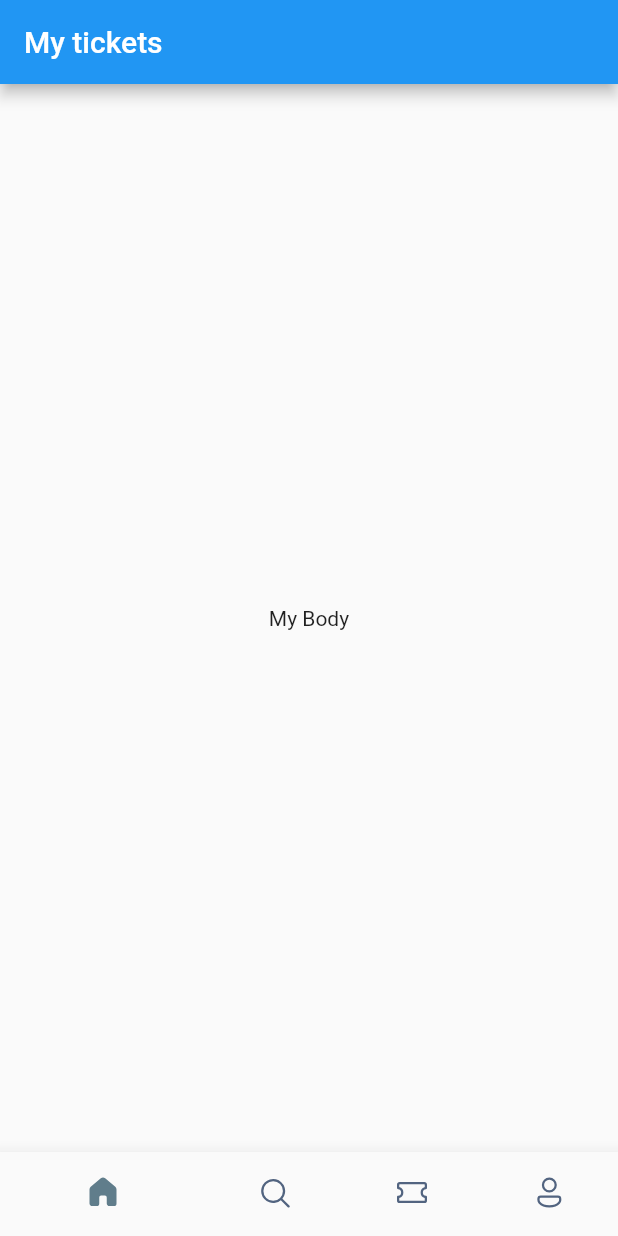
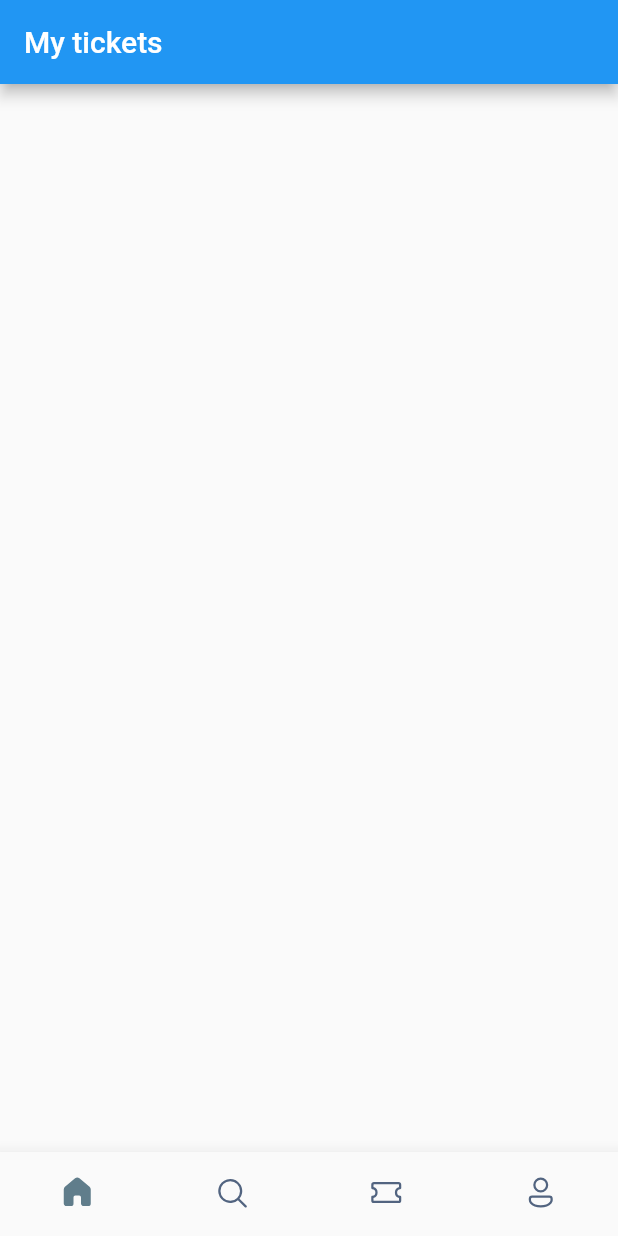
Before and after one commit to Ericky121/booktickets, a Flutter app: the screen it shows after launch, on a phone screen of 412 x 824 dp. Run offline on Flutter 3.47's test engine with Material 2 defaults, Android fonts, the phone set to English and light mode, and no system bars; our stand-ins replace fluentui_icons.

Commit message:
2022.07.22 Changed

```diff
--- a/lib/screens/buttom_bar.dart
+++ b/lib/screens/buttom_bar.dart
@@ -1,3 +1,4 @@
+import 'package:booktickets/screens/home_screen.dart';
 import 'package:fluentui_icons/fluentui_icons.dart';
 import 'package:flutter/cupertino.dart';
 import 'package:flutter/material.dart';
@@ -11,34 +12,45 @@ class BottomBar extends StatefulWidget {
 
 class _BottomBarState extends State<BottomBar> {
 
+  int _selectedIndex = 0;
+
   static final List<Widget> _widgetOption = <Widget>[
+    HomeScreen(),
     const Text("Home"),
     const Text("Search"),
     const Text("Tickets"),
     const Text("Profile")
   ];
+
+  void _onItemTapped(int index) {
+    setState(() {
+      _selectedIndex = index;
+    });
+  }
+
   @override
   Widget build(BuildContext context) {
     return Scaffold(
       appBar: AppBar(
         title: const Text("My tickets"),
       ),
-      body: const Center(
-        child: Text(
-          "My Body",
-        ),
+      body: Center(
+        child: _widgetOption[_selectedIndex]
       ),
       bottomNavigationBar: BottomNavigationBar(
+        currentIndex: _selectedIndex,
+        onTap: _onItemTapped,
         elevation: 10,
         showSelectedLabels: false,
         showUnselectedLabels: false,
         selectedItemColor: Colors.blueGrey,
+        type: BottomNavigationBarType.fixed,
         unselectedItemColor: const Color(0xFF526480),
         items: [
           BottomNavigationBarItem(
-            icon: Icon(FluentSystemIcons.ic_fluent_home_add_regular),
+            icon: Icon(FluentSystemIcons.ic_fluent_home_regular),
             activeIcon: Icon(FluentSystemIcons.ic_fluent_home_filled),
-            label: "Home"
+            label: "Home",
           ),
           BottomNavigationBarItem(
             icon: Icon(FluentSystemIcons.ic_fluent_search_regular),
--- /dev/null
+++ b/lib/screens/home_screen.dart
@@ -0,0 +1,11 @@
+import 'package:flutter/cupertino.dart';
+import 'package:flutter/material.dart';
+
+class HomeScreen extends StatelessWidget {
+  const HomeScreen({Key? key}) : super(key: key);
+
+  @override
+  Widget build(BuildContext context) {
+    return Container();
+  }
+}
```
